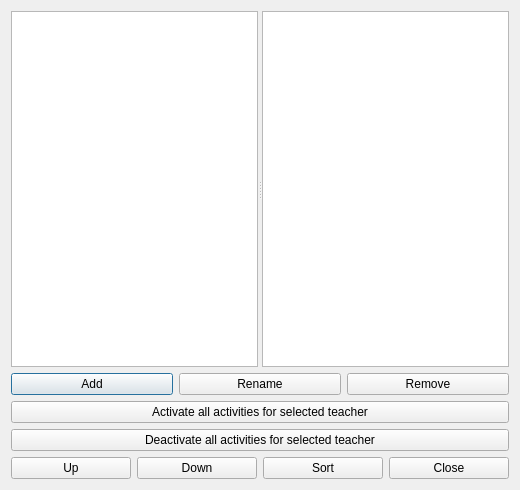
Above: src/interface/teachersform_template.ui from karandit/fet before the change. Below: the same form after it.
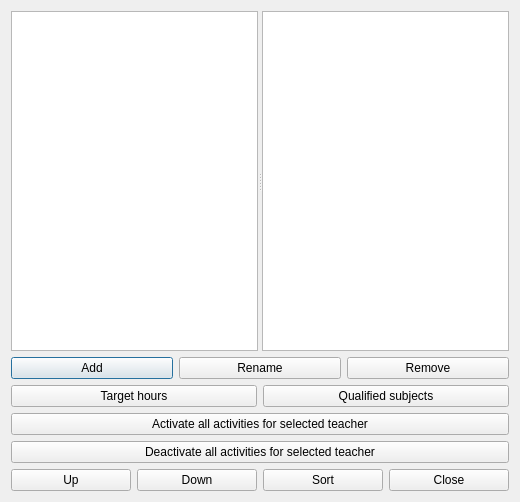
That is the form after the change.

The edit to the form file:
```diff
--- a/src/interface/teachersform_template.ui
+++ b/src/interface/teachersform_template.ui
@@ -7,7 +7,7 @@
     <x>0</x>
     <y>0</y>
     <width>520</width>
-    <height>490</height>
+    <height>502</height>
    </rect>
   </property>
   <property name="windowTitle">
@@ -55,20 +55,38 @@
     </layout>
    </item>
    <item row="2" column="0">
+    <layout class="QHBoxLayout" name="horizontalLayout_3">
+     <item>
+      <widget class="QPushButton" name="targetNumberOfHoursPushButton">
+       <property name="text">
+        <string comment="It means the target number of hours for a teacher, but keep translation short">Target hours</string>
+       </property>
+      </widget>
+     </item>
+     <item>
+      <widget class="QPushButton" name="qualifiedSubjectsPushButton">
+       <property name="text">
+        <string comment="It means a list of qualified (allowed) subjects for the teacher. Keep translation short.">Qualified subjects</string>
+       </property>
+      </widget>
+     </item>
+    </layout>
+   </item>
+   <item row="3" column="0">
     <widget class="QPushButton" name="activateTeacherPushButton">
      <property name="text">
       <string>Activate all activities for selected teacher</string>
      </property>
     </widget>
    </item>
-   <item row="3" column="0">
+   <item row="4" column="0">
     <widget class="QPushButton" name="deactivateTeacherPushButton">
      <property name="text">
       <string>Deactivate all activities for selected teacher</string>
      </property>
     </widget>
    </item>
-   <item row="4" column="0">
+   <item row="5" column="0">
     <layout class="QHBoxLayout" name="horizontalLayout">
      <item>
       <widget class="QPushButton" name="moveTeacherUpPushButton">
```
